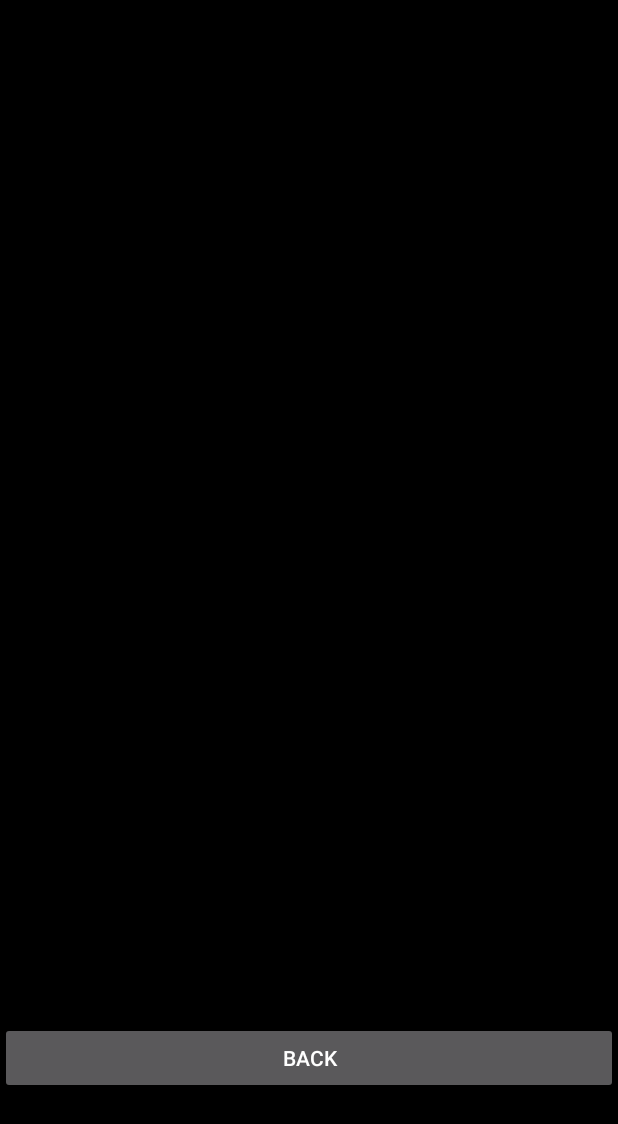
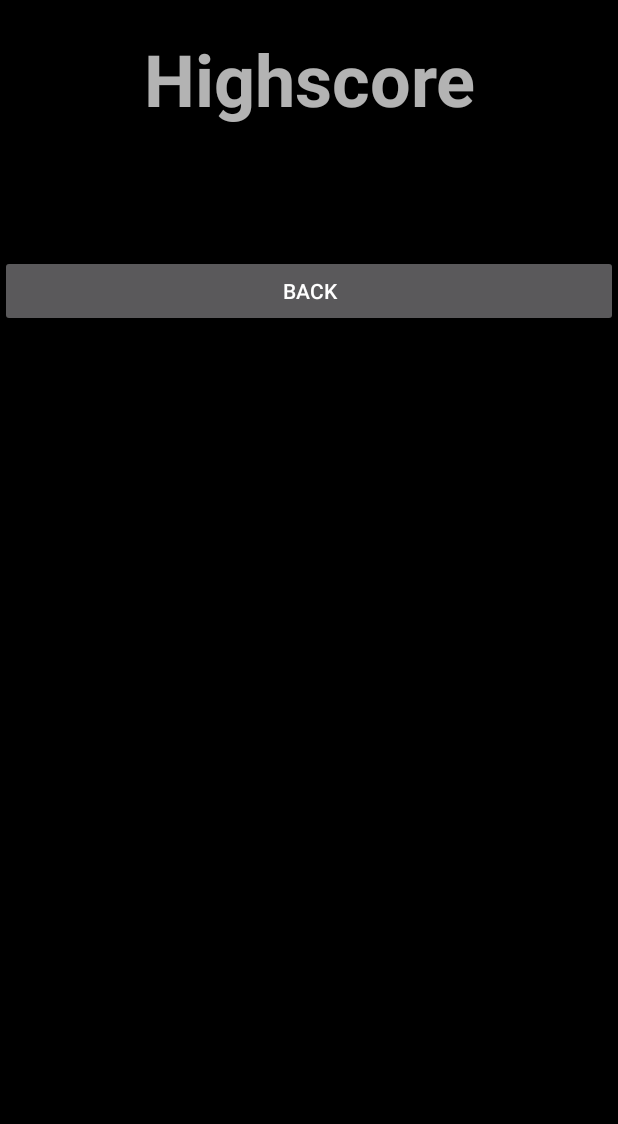
Before and after one commit to Ragnarus/Space-Invaders, an Android app: the fragment HighscoreScreenFragment placed in its activity, on a phone screen of 412 x 824 dp. Shown: the top 1124 px of the screen. Run offline under Robolectric (Android 15) with nearby library versions, the light colour scheme and no system bars.

Commit message:
Add Titel

```diff
--- a/app/src/main/java/com/example/spaceinvaders/UserDAO.java
+++ b/app/src/main/java/com/example/spaceinvaders/UserDAO.java
@@ -80,13 +80,6 @@ public class UserDAO {
                 null, null, null, null, DatabaseHelper.COLUMN_SCORE+" DESC");
     }
 
-    // Update
-    public void updateUser(int id, String name, int score) {
-        ContentValues values = new ContentValues();
-        values.put(DatabaseHelper.COLUMN_NAME, name);
-        values.put(DatabaseHelper.COLUMN_SCORE, score);
-        database.update(DatabaseHelper.TABLE_NAME, values, DatabaseHelper.COLUMN_ID + " = ?", new String[]{String.valueOf(id)});
-    }
 
     // Delete
     public void deleteUser(int id) {
--- a/app/src/main/res/layout/fragment_highscore_screen.xml
+++ b/app/src/main/res/layout/fragment_highscore_screen.xml
@@ -11,10 +11,22 @@
         android:background="@color/black"
         android:orientation="vertical"
         >
+
+        <TextView
+            android:id="@+id/textView"
+            android:layout_width="match_parent"
+            android:layout_height="wrap_content"
+            android:text="Highscore"
+            android:layout_marginTop="20sp"
+            android:textAlignment="center"
+            android:textSize="48sp"
+            android:textStyle="bold" />
+
         <TextView
             android:id="@+id/resultView"
             android:layout_width="match_parent"
-            android:layout_height="681dp"
+            android:layout_height="wrap_content"
+            android:layout_marginTop="20sp"
             android:text="@string/hello_blank_fragment"
             android:textAlignment="center"
             android:textSize="34sp" />
@@ -23,6 +35,7 @@
             android:id="@+id/backbutton"
             android:layout_width="match_parent"
             android:layout_height="wrap_content"
+            android:layout_marginTop="20sp"
             android:text="Back" />
 
     </LinearLayout>
```
